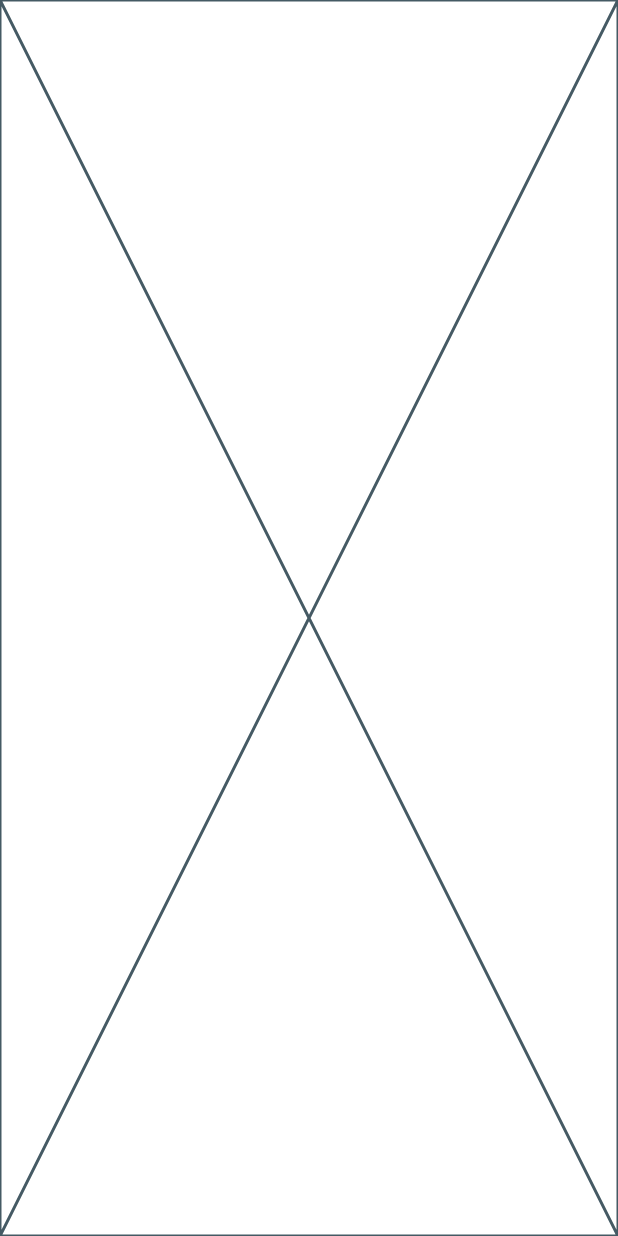
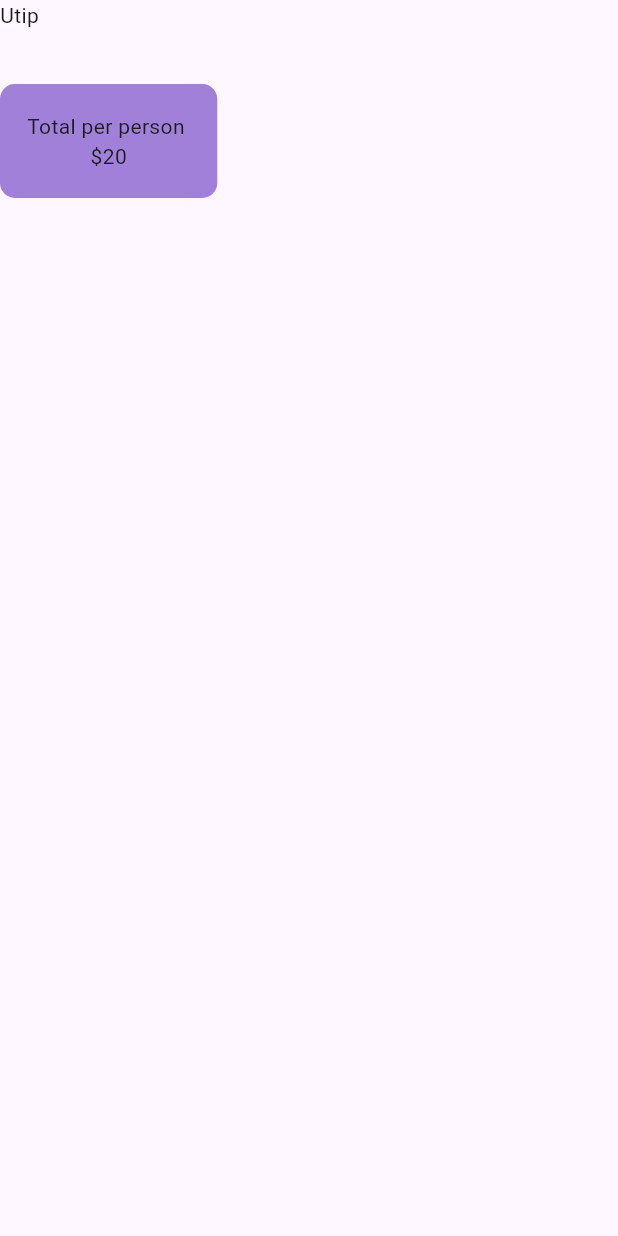
Before and after one commit to yahyeabdinasir/Utip, a Flutter app: the screen it shows after launch, on a phone screen of 412 x 824 dp. Run offline on Flutter 3.47's test engine with Material 3 defaults, Android fonts, the phone set to English and light mode, and no system bars.

Commit message:
container decoration

```diff
--- a/lib/main.dart
+++ b/lib/main.dart
@@ -11,7 +11,7 @@ class MyApp extends StatelessWidget {
   @override
   Widget build(BuildContext context) {
     return MaterialApp(
-      title: 'Flutter Demo',
+      title: "Utip Project",
       theme: ThemeData(colorScheme: .fromSeed(seedColor: Colors.deepPurple)),
       home: const Tipapp(),
     );
@@ -28,6 +28,27 @@ class Tipapp extends StatefulWidget {
 class _TipappState extends State<Tipapp> {
   @override
   Widget build(BuildContext context) {
-    return const Placeholder();
+    return Scaffold(
+      appBar: AppBar(
+        // backgroundColor: Colors.red,
+        // title: const Text("app Bar project"),
+        leading: Text("Utip"),
+        centerTitle: true,
+      ),
+
+      body: Column(
+        // mainAxisAlignment: MainAxisAlignment.center,
+        children: [
+          Container(
+            padding: EdgeInsets.all(18),
+            decoration: BoxDecoration(
+              color: const Color.fromARGB(255, 160, 128, 216),
+              borderRadius: BorderRadius.circular(10),
+            ),
+            child: Column(children: [Text("Total per person "), Text("\$20")]),
+          ),
+        ],
+      ),
+    );
   }
 }
```
